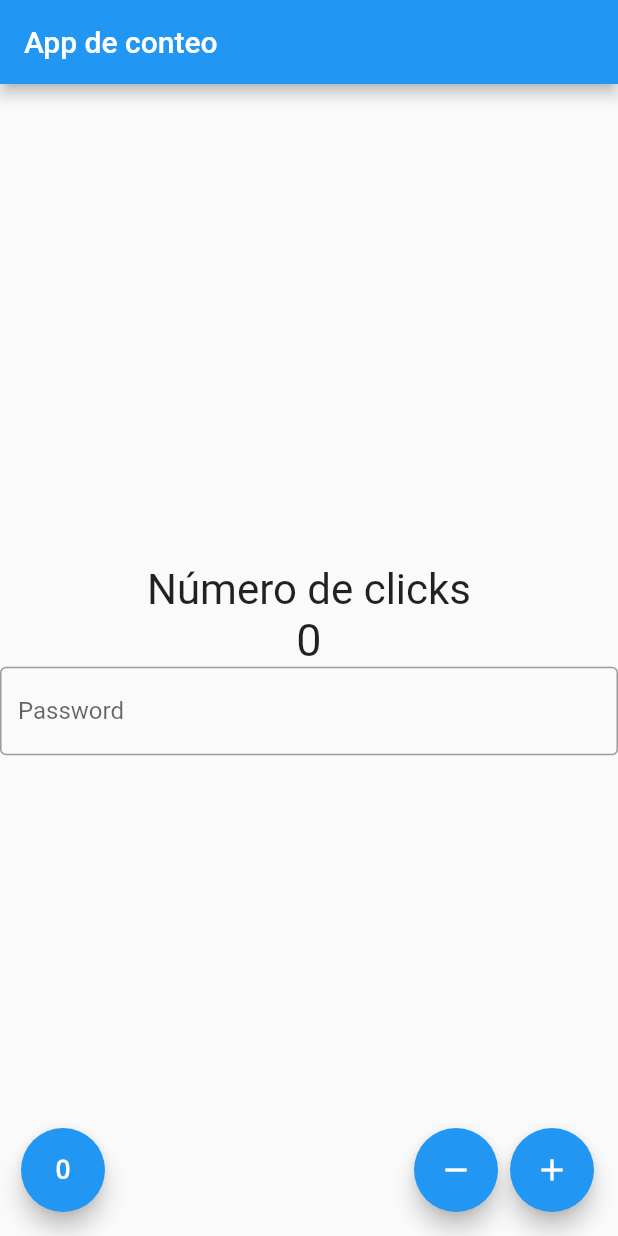
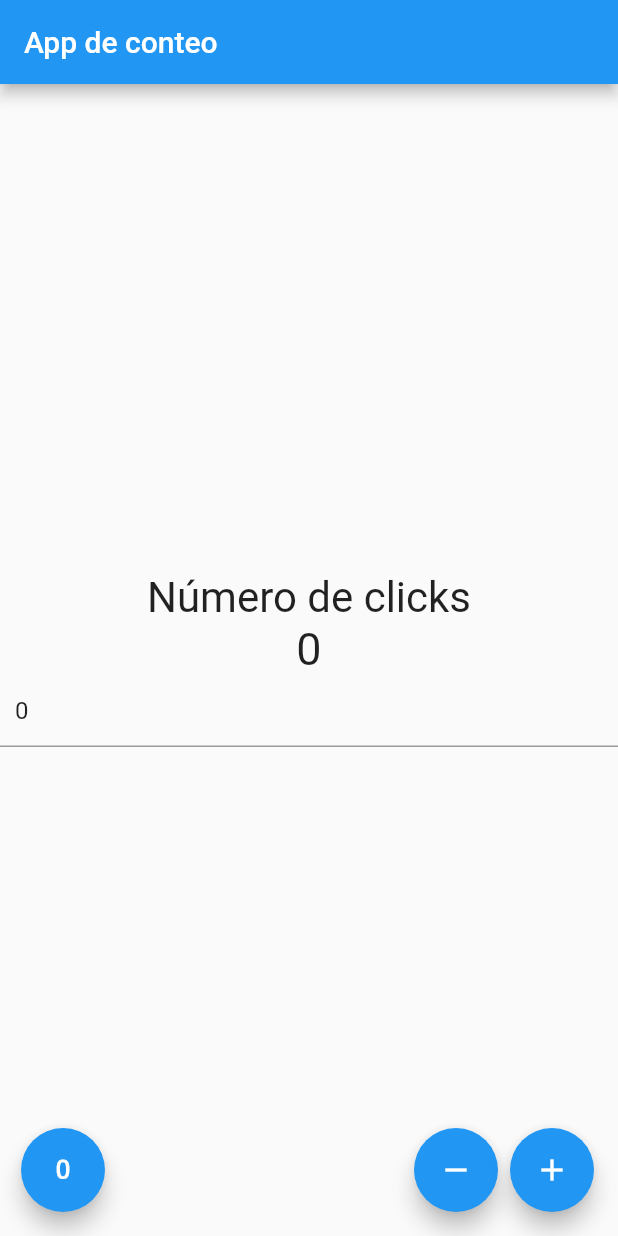
Before and after one commit to 100100001011/Deber_Flutter_08-01-22, a Flutter app: the screen it shows after launch, after a tap on the "exposure zero" icon, on a phone screen of 412 x 824 dp. Run offline on Flutter 3.47's test engine with Material 2 defaults, Android fonts, the phone set to English and light mode, and no system bars.

```diff
--- a/QuintoPrimerParciainput/lib/src/pages/home_page.dart
+++ b/QuintoPrimerParciainput/lib/src/pages/home_page.dart
@@ -9,6 +9,7 @@ class HomePage extends StatefulWidget {
 
 class _Contador extends State<HomePage> {
   int contador = 0;
+  TextEditingController cont_text = TextEditingController();
 
   @override
   Widget build(BuildContext context) {
@@ -28,14 +29,15 @@ class _Contador extends State<HomePage> {
               '$contador',
               style: TextStyle(fontSize: 30),
             ),
-            const TextField(
-              obscureText: true,
-              decoration: InputDecoration(
-                border: OutlineInputBorder(),
-                labelText: 'Password',
+            TextField(
+              controller: cont_text,
+                decoration: const InputDecoration(
+                  hintText: 'Número de clicks',
+                  contentPadding: const EdgeInsets.all(10.0),
 
-              ),
-            )
+                ),
+
+                ),
           ],
         ),
       ),
@@ -61,14 +63,20 @@ class _Contador extends State<HomePage> {
   }
 
   void aumentar() {
-    setState(() => {contador++});
+
+    setState(() => {
+      contador++,
+      cont_text.text= contador.toString()});
+
   }
 
   void disminuir() {
     setState(() => {contador--});
+    cont_text.text= contador.toString();
   }
 
   void cero() {
     setState(() => {contador = 0});
+    cont_text.text= '0';
   }
 }
```
